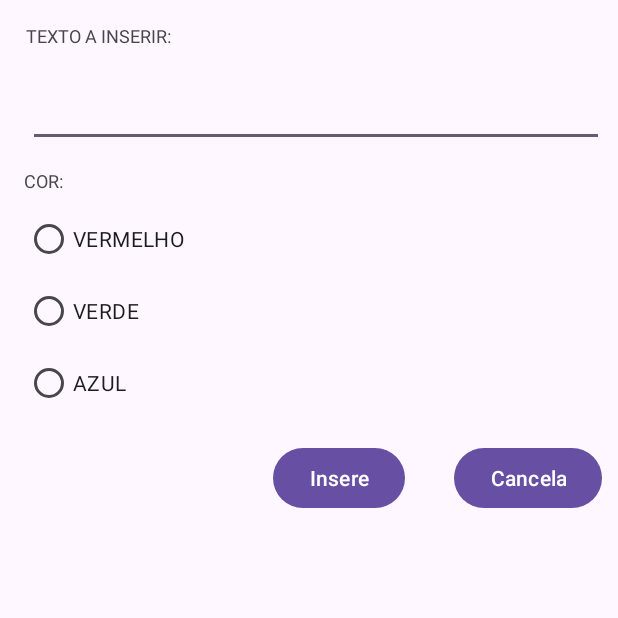
After one commit to jhonathanHS/listaColorida, an Android app: the ColorActivity screen opened directly, with no data from a screen before it, on a phone screen of 412 x 824 dp, the top half of it. The commit adds this screen. Run offline under Robolectric (Android 15) with nearby library versions, the phone set to English and light mode, and no system bars.

Commit message:
Improve database create, activities classes and activities layouts. Added database methods and change text color

```diff
--- a/app/src/main/AndroidManifest.xml
+++ b/app/src/main/AndroidManifest.xml
@@ -21,6 +21,7 @@
                 <category android:name="android.intent.category.LAUNCHER" />
             </intent-filter>
         </activity>
+        <activity android:name=".ColorActivity" />
     </application>
 
 </manifest>
--- /dev/null
+++ b/app/src/main/java/com/example/listacolorida/ColorActivity.java
@@ -0,0 +1,83 @@
+package com.example.listacolorida;
+
+import android.content.Intent;
+import android.graphics.Color;
+import android.os.Bundle;
+import android.view.View;
+import android.widget.Button;
+import android.widget.EditText;
+import android.widget.RadioButton;
+import android.widget.RadioGroup;
+import android.widget.Toast;
+
+import androidx.appcompat.app.AppCompatActivity;  // Adicionando importação necessária
+
+public class ColorActivity extends AppCompatActivity {
+
+    private EditText txtTexto;
+    private RadioGroup radioGroup;
+    private RadioButton radVermelho;
+    private RadioButton radVerde;
+    private RadioButton radAzul;
+
+    @Override
+    protected void onCreate(Bundle savedInstanceState) {
+        super.onCreate(savedInstanceState);
+        setContentView(R.layout.item_lista);
+
+        txtTexto = findViewById(R.id.txtTexto);
+        radioGroup = findViewById(R.id.radGroup);
+        radVermelho = findViewById(R.id.radVermelho);
+        radVerde = findViewById(R.id.radVerde);
+        radAzul = findViewById(R.id.radAzul);
+        Button btnInsere = findViewById(R.id.btnInsere);
+        Button btnCancela = findViewById(R.id.btnCancela);
+
+        btnInsere.setOnClickListener(new EscutadorBotaoAdicionar());
+        btnCancela.setOnClickListener(new EscutadorBotaoCancelar());
+    }
+
+    private class EscutadorBotaoAdicionar implements View.OnClickListener {
+
+        public void onClick(View view) {
+            String texto;
+            int cor;
+
+            texto = txtTexto.getText().toString();
+
+            if (texto.isEmpty()) {
+                Toast.makeText(ColorActivity.this, "Digite um texto!", Toast.LENGTH_SHORT).show();
+                return;
+            }
+
+            if (radVermelho.isChecked()) {
+                cor = Color.RED;
+            } else if (radVerde.isChecked()) {
+                cor = Color.GREEN;
+            } else if (radAzul.isChecked()) {
+                cor = Color.BLUE;
+            } else {
+                Toast.makeText(ColorActivity.this, "Escolha uma cor!", Toast.LENGTH_SHORT).show();
+                return;
+            }
+
+            txtTexto.setText("");
+            radioGroup.clearCheck();
+
+            Intent i = new Intent(ColorActivity.this, MainActivity.class);
+            i.putExtra("text", texto);
+            i.putExtra("color", cor);
+            setResult(RESULT_OK, i);
+            finish();
+        }
+    }
+
+    private class EscutadorBotaoCancelar implements View.OnClickListener {
+        @Override
+        public void onClick(View view) {
+            txtTexto.setText("");
+            radioGroup.clearCheck();
+            finish();
+        }
+    }
+}
--- a/app/src/main/res/layout/item_lista.xml
+++ b/app/src/main/res/layout/item_lista.xml
@@ -3,12 +3,13 @@
     xmlns:app="http://schemas.android.com/apk/res-auto"
     xmlns:tools="http://schemas.android.com/tools"
     android:layout_width="match_parent"
-    android:layout_height="match_parent">
+    android:layout_height="match_parent"
+    tools:context=".ColorActivity">
 
-    <TextView
+    <EditText
         android:id="@+id/txtTexto"
         android:layout_width="384dp"
-        android:layout_height="37dp"
+        android:layout_height="wrap_content"
         android:layout_marginStart="18dp"
         android:layout_marginTop="7dp"
         android:layout_marginEnd="9dp"
@@ -30,6 +31,7 @@
 
 
     <RadioGroup
+        android:id="@+id/radGroup"
         android:layout_width="257dp"
         android:layout_height="147dp"
         android:layout_marginStart="16dp"
@@ -73,17 +75,23 @@
         android:id="@+id/btnInsere"
         android:layout_width="wrap_content"
         android:layout_height="wrap_content"
+        android:layout_marginStart="182dp"
+        android:layout_marginTop="12dp"
         android:text="Insere"
-        tools:layout_editor_absoluteX="182dp"
-        tools:layout_editor_absoluteY="277dp" />
+        app:layout_constraintStart_toStartOf="parent"
+        app:layout_constraintTop_toBottomOf="@+id/radGroup" />
 
     <Button
         android:id="@+id/btnCancela"
         android:layout_width="wrap_content"
         android:layout_height="wrap_content"
+        android:layout_marginStart="32dp"
+        android:layout_marginTop="12dp"
+        android:layout_marginEnd="10dp"
         android:text="Cancela"
-        tools:layout_editor_absoluteX="302dp"
-        tools:layout_editor_absoluteY="277dp" />
+        app:layout_constraintEnd_toEndOf="parent"
+        app:layout_constraintStart_toEndOf="@+id/btnInsere"
+        app:layout_constraintTop_toBottomOf="@+id/radGroup" />
 
 
 </androidx.constraintlayout.widget.ConstraintLayout>
```
Also changed, not shown: app/src/main/java/com/example/listacolorida/AdapterTeste.java (+7 -21 lines), app/src/main/java/com/example/listacolorida/Database.java (added, +55 -0 lines), app/src/main/java/com/example/listacolorida/MainActivity.java (+81 -52 lines), app/src/main/java/com/example/listacolorida/Texto.java (added, +19 -0 lines), app/src/main/res/layout/item.xml (added, +17 -0 lines).
